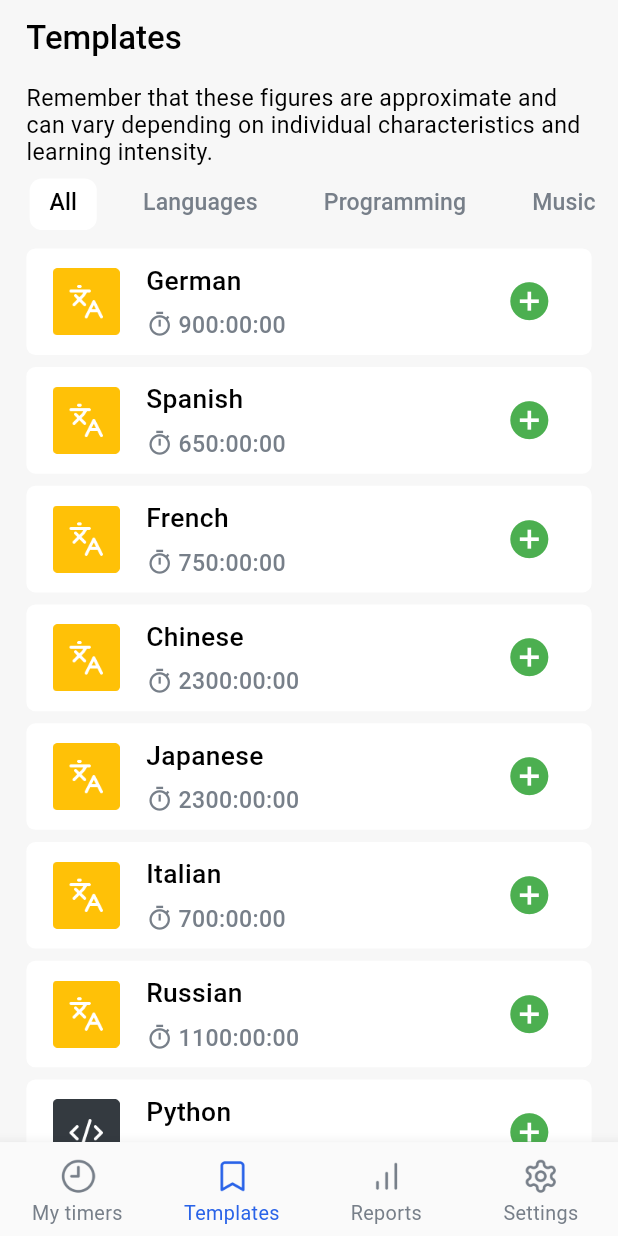
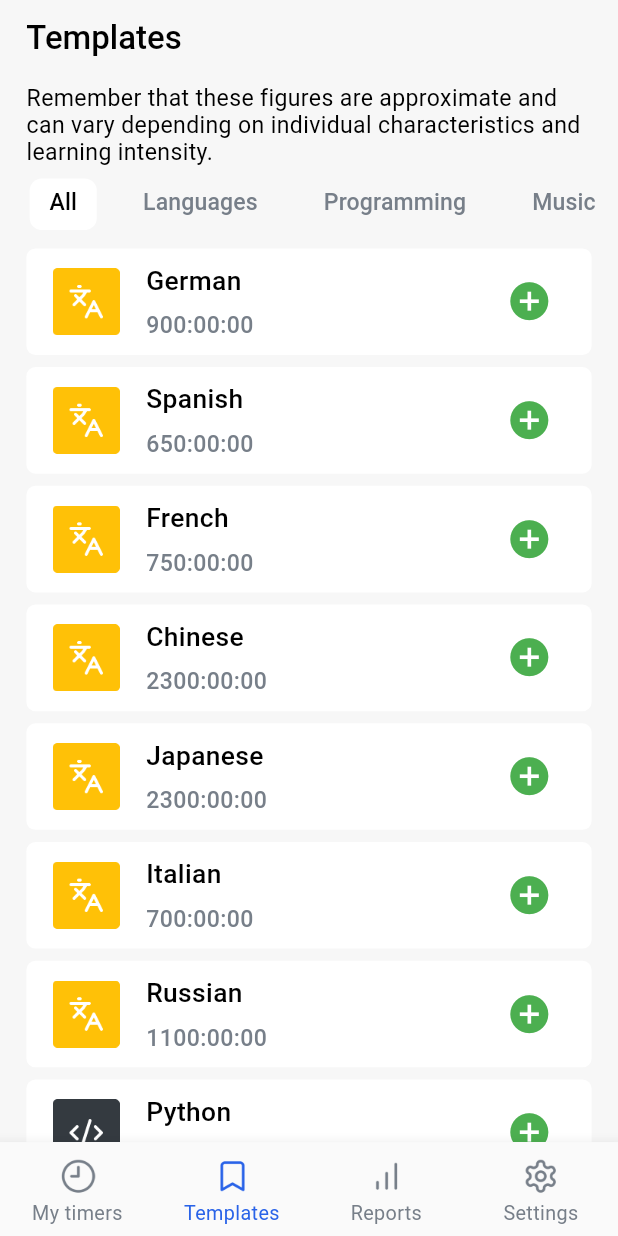
Before and after one commit to samadbekyunusalievv/actimers, a Flutter app: the screen it shows after launch, item 2 of the bottom bar chosen, on a phone screen of 412 x 824 dp. Run offline on Flutter 3.47's test engine with Material 3 defaults, Android fonts, the phone set to English and light mode, and no system bars; drawn by our look-alikes of auto_size_text; our stand-ins replace fl_chart, flutter_screenutil, google_fonts, shared_preferences; Roboto replaces fonts that are missing (SF Pro).

Commit message:
Autosize added

```diff
--- a/lib/pages/templates_page.dart
+++ b/lib/pages/templates_page.dart
@@ -1,3 +1,4 @@
+import 'package:auto_size_text/auto_size_text.dart';
 import 'package:flutter/material.dart';
 import 'package:flutter_screenutil/flutter_screenutil.dart';
 import 'package:shared_preferences/shared_preferences.dart';
@@ -383,7 +384,8 @@ class TemplatesPage extends StatelessWidget {
       child: Row(
         mainAxisAlignment: MainAxisAlignment.spaceBetween,
         children: [
-          Row(
+          Expanded(
+            child: Row(
               children: [
                 Image.asset(
                   template['icon'],
@@ -391,11 +393,13 @@ class TemplatesPage extends StatelessWidget {
                   height: 44.r,
                 ),
                 SizedBox(width: 16.w),
-              Column(
+                Flexible(
+                  flex: 1,
+                  child: Column(
                     crossAxisAlignment: CrossAxisAlignment.start,
                     mainAxisAlignment: MainAxisAlignment.center,
                     children: [
-                  Text(
+                      AutoSizeText(
                         template['name'],
                         style: TextStyle(
                           fontFamily: 'SF Pro',
@@ -404,20 +408,11 @@ class TemplatesPage extends StatelessWidget {
                           height: 24 / 16,
                           color: Color(0xFF000000),
                         ),
+                        minFontSize: 12,
+                        maxLines: 1,
+                        overflow: TextOverflow.ellipsis,
                       ),
-                  SizedBox(
-                    height: 5.h,
-                  ),
-                  Row(
-                    children: [
-                      Icon(
-                        Icons.timer_outlined,
-                        size: 18.r,
-                        color: Color(0xFF777F89),
-                      ),
-                      SizedBox(
-                        width: 3.w,
-                      ),
+                      SizedBox(height: 5.h),
                       Text(
                         '${template['hours'].toString().padLeft(3, '0')}:00:00',
                         style: TextStyle(
@@ -430,33 +425,21 @@ class TemplatesPage extends StatelessWidget {
                       ),
                     ],
                   ),
-                ],
                 ),
               ],
             ),
+          ),
           IconButton(
-            icon: Icon(
-              Icons.add_circle,
-              color: Colors.green,
-              size: 30.r,
-            ),
+            icon: Icon(Icons.add_circle, color: Colors.green, size: 30.r),
             onPressed: () async {
               final isPremium = await _getPremiumStatus();
               if (isPremium) {
-                onAddTimer(
-                  template['name'],
-                  template['hours'],
-                  0,
-                  0,
-                  category,
-                  template['icon'],
-                );
+                onAddTimer(template['name'], template['hours'], 0, 0, category,
+                    template['icon']);
                 ScaffoldMessenger.of(context).showSnackBar(
                   SnackBar(
                       content: Text(
-                      '${template['name']} added to $category group!',
-                    ),
-                  ),
+                          '${template['name']} added to $category group!')),
                 );
               } else {
                 await _showPremiumDialog(context);
```
Also changed, not shown: lib/pages/my_timers_page.dart (+12 -3 lines). Lines whose indentation alone changed are shown as unchanged.
